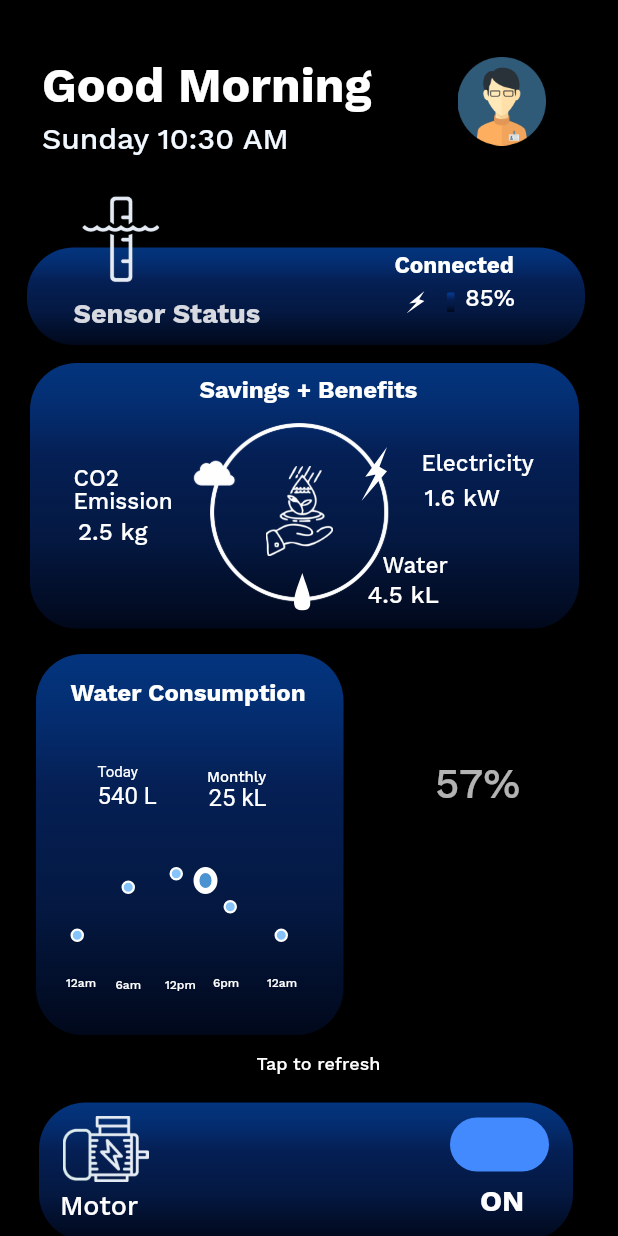
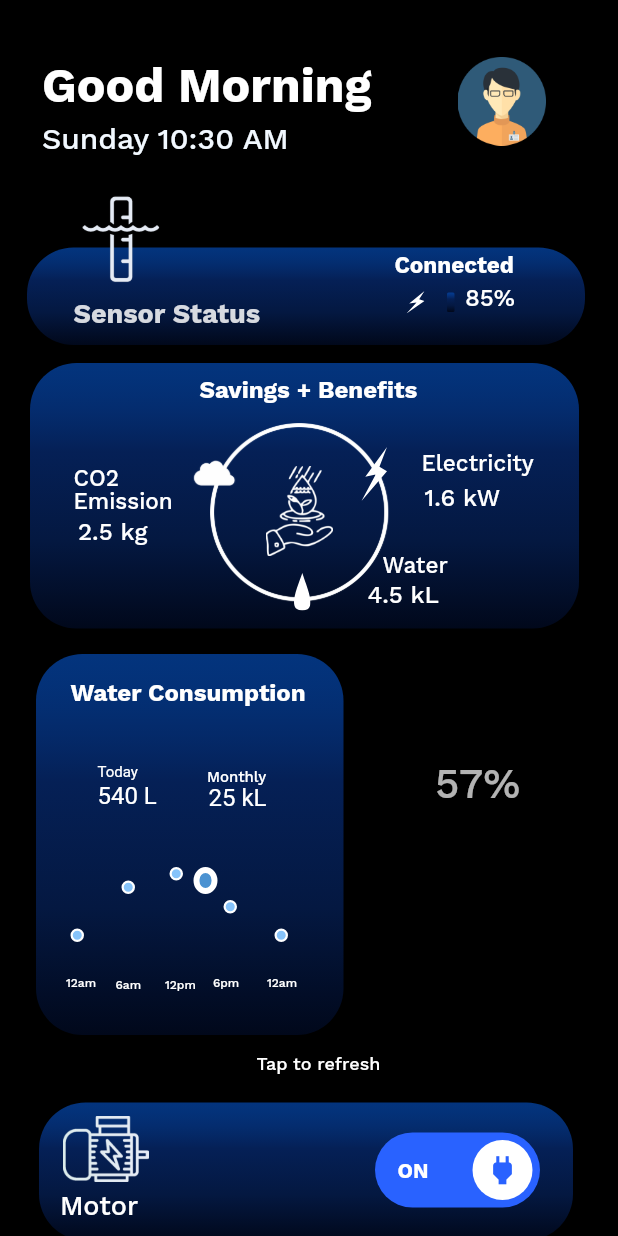
Before and after one commit to Umair777/smarttank, a Flutter app: the screen it shows after launch, on a phone screen of 412 x 824 dp. Run offline on Flutter 3.47's test engine with Material 2 defaults, Android fonts, the phone set to English and light mode, and no system bars; drawn by our look-alikes of lite_rolling_switch; our stand-ins replace flutter_riverpod, flutter_svg, rive; Roboto replaces fonts that are missing (Work Sans).

Commit message:
updated the animated toggle switch to the dashboard

```diff
--- a/lib/motor_switch.dart
+++ b/lib/motor_switch.dart
@@ -1,9 +1,14 @@
 import 'package:flutter/material.dart';
 import 'package:flutter_svg/flutter_svg.dart';
 import 'dart:math' as math;
+import 'package:lite_rolling_switch/lite_rolling_switch.dart';
+class MotorSwitch extends StatefulWidget {
+  @override
+  _MotorSwitchState createState() => _MotorSwitchState();
+}
 
-class MotorSwitch extends StatelessWidget {
-  bool _isSwitched = false;
+class _MotorSwitchState extends State<MotorSwitch> {
+  bool _isSwitched = true;
   double add_height = 65;
   @override
   Widget build(BuildContext context) {
@@ -52,19 +57,19 @@ class MotorSwitch extends StatelessWidget {
                   fontWeight: FontWeight.normal,
                   height: 1),
             )),
-        Positioned(
-            top: 726 + add_height,
-            left: 320,
-            child: const Text(
-              'ON',
-              textAlign: TextAlign.left,
-              style: TextStyle(
-                  color: Color.fromRGBO(255, 255, 255, 1),
-                  fontFamily: 'WorkSans',
-                  fontSize: 20,
-                  fontWeight: FontWeight.w600,
-                  height: 1),
-            )),
+        // Positioned(
+        //     top: 726 + add_height,
+        //     left: 320,
+        //     child: const Text(
+        //       'ON',
+        //       textAlign: TextAlign.left,
+        //       style: TextStyle(
+        //           color: Color.fromRGBO(255, 255, 255, 1),
+        //           fontFamily: 'WorkSans',
+        //           fontSize: 20,
+        //           fontWeight: FontWeight.w600,
+        //           height: 1),
+        //     )),
         Positioned(
             top: 679 + add_height,
             left: 42,
@@ -79,33 +84,68 @@ class MotorSwitch extends StatelessWidget {
             )
         ),
         Positioned(
-              top: 680 + add_height,
-              left: 300,
-              child: Container(
-            width: 66,
-            height: 36,
+          top: 690 + add_height,
+          left: 250,
+          child: LiteRollingSwitch(
+            value: _isSwitched,
+            width: 110,
+            textOn: 'ON',
+            textOff: 'OFF',
+            colorOn: Colors.blueAccent.shade700,
+            colorOff: Colors.lightBlue.shade300,
+            iconOn: Icons.power,
+            iconOff: Icons.power_off,
+            textSize: 14.0,
+
+            // REQUIRED in v1.0.x
+            onTap: () {},
+            onDoubleTap: () {},
+            onSwipe: () {},
+
+            onChanged: (bool state) {
+              setState(() {
+                _isSwitched = state;
+              });
+
+              print('Motor is: $state');
+            },
+          ),
+        ),
 
 
-                  decoration: const BoxDecoration(
-                  borderRadius: BorderRadius.only(
-                  topLeft: Radius.circular(31),
-                  topRight: Radius.circular(31),
-                  bottomLeft: Radius.circular(31),
-                  bottomRight: Radius.circular(31),
-                  ),
-                  color: Colors.blueAccent
-                  // gradient: LinearGradient(
-                  // begin: Alignment.topCenter,
-                  // end: Alignment.bottomCenter,
-                  // colors: [
-                  // Color.fromRGBO(4, 70, 161, 0.745),
-                  // Color.fromRGBO(5, 32, 161, 1),
-                  // Color.fromRGBO(4, 32, 161, 1),
-                  // Color.fromRGBO(10, 8, 161, 1)
-                  //]
-                  ),
-        )
-                  )
+        // Positioned(
+        //       top: 680 + add_height,
+        //       left: 300,
+        //       child: Container(
+        //     width: 66,
+        //     height: 36,
+        //
+        //
+        //           decoration: const BoxDecoration(
+        //           borderRadius: BorderRadius.only(
+        //           topLeft: Radius.circular(31),
+        //           topRight: Radius.circular(31),
+        //           bottomLeft: Radius.circular(31),
+        //           bottomRight: Radius.circular(31),
+        //           ),
+        //           color: Colors.blueAccent
+        //
+        //           // gradient: LinearGradient(
+        //           // begin: Alignment.topCenter,
+        //           // end: Alignment.bottomCenter,
+        //           // colors: [
+        //           // Color.fromRGBO(4, 70, 161, 0.745),
+        //           // Color.fromRGBO(5, 32, 161, 1),
+        //           // Color.fromRGBO(4, 32, 161, 1),
+        //           // Color.fromRGBO(10, 8, 161, 1)
+        //           //]
+        //           ),
+        // )
+        //           )
+      ],
+    );
+  }
+}
         //)
         // Positioned(
         //     top: 680 + add_height,
@@ -163,10 +203,10 @@ class MotorSwitch extends StatelessWidget {
         //           color: Color.fromRGBO(144, 202, 255, 1),
         //           thickness: 1.7999999523162842),
         //     )),
-      ],
-    );
-  }
-}
+//       ],
+//     );
+//   }
+// }
 
       // Figma Flutter Generator Group13Widget - GROUP
  /*     Container(
--- a/pubspec.yaml
+++ b/pubspec.yaml
@@ -35,6 +35,7 @@ dependencies:
   rive: ^0.7.18
   flutter_riverpod: ^1.0.4
   intl: ^0.18.0
+  lite_rolling_switch: ^1.0.1
 
   # The following adds the Cupertino Icons font to your application.
   # Use with the CupertinoIcons class for iOS style icons.
```
Also changed, not shown: pubspec.lock.
